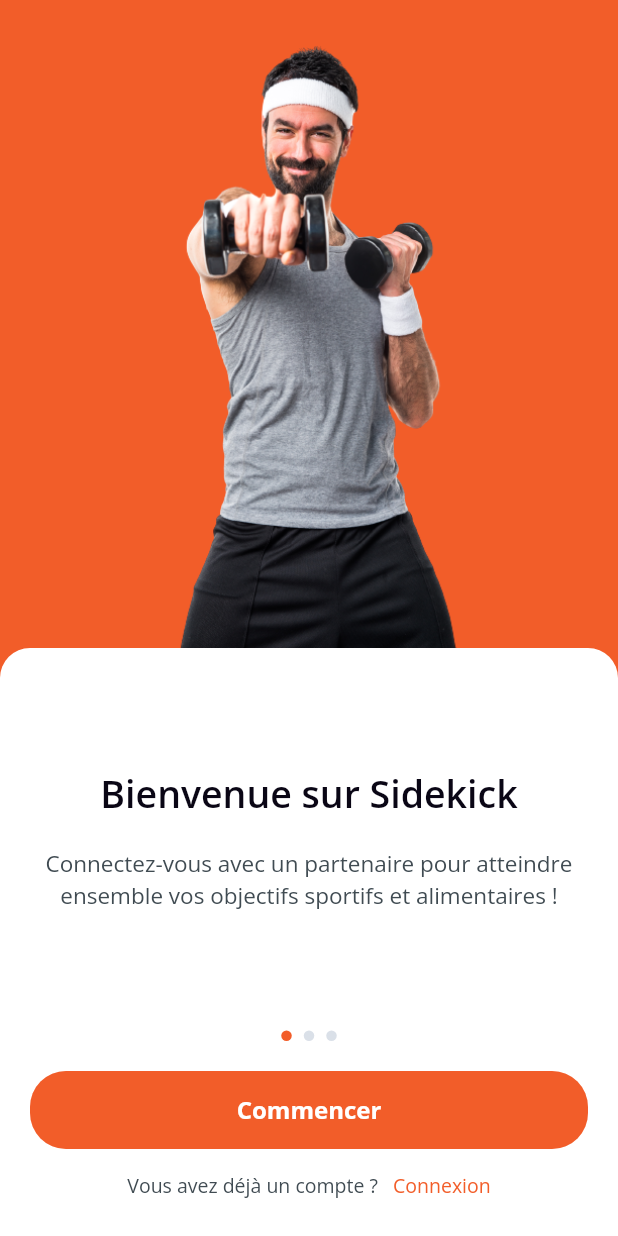
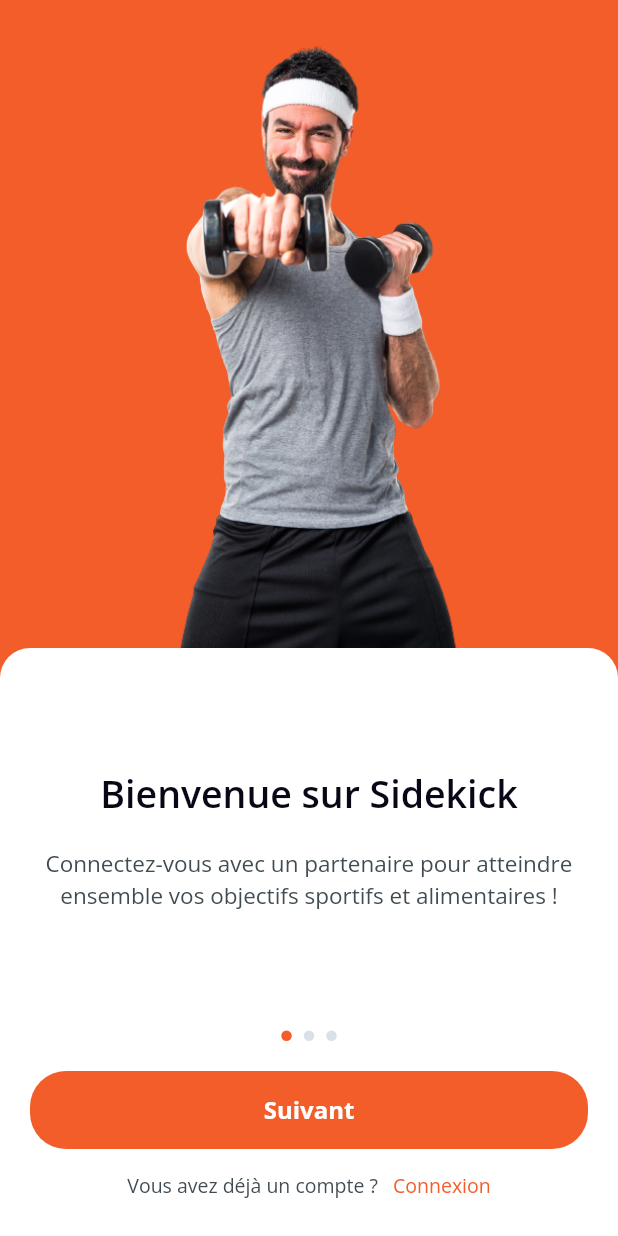
Before and after one commit to Sidekick-EIP/app-mobile-V2, a Flutter app: the screen it shows after launch, on a phone screen of 412 x 824 dp. Run offline on Flutter 3.47's test engine with Material 2 defaults, Android fonts, the phone set to English and light mode, and no system bars; our stand-ins replace flutter_dotenv, flutter_secure_storage, flutter_svg, get, google_fonts and 1 more; missing offline and left inert: dart:ffi.

Commit message:
error handling on form and circular progress for every request dans logout button on home

```diff
--- a/lib/config/images.dart
+++ b/lib/config/images.dart
@@ -15,6 +15,7 @@
   static const String goal2 = 'assets/images/goal2.png';
   static const String goal3 = 'assets/images/goal3.png';
   static const String goal4 = 'assets/images/goal4.png';
+  static const String ps1 = 'assets/images/ps1.png';
   static const String a0 = 'assets/images/a0.png';
   static const String a1 = 'assets/images/a1.png';
   static const String a2 = 'assets/images/a2.png';
--- a/lib/main.dart
+++ b/lib/main.dart
@@ -3,7 +3,9 @@
 import 'package:flutter_dotenv/flutter_dotenv.dart';
 import 'package:get/get.dart';
 import 'package:provider/provider.dart';
+import 'package:shared_preferences/shared_preferences.dart';
 import 'package:sidekick_app/providers/auth.dart';
+import 'package:sidekick_app/view/auth/signin_screen.dart';
 import 'package:sidekick_app/view/onboarding/onboarding_screen.dart';
 
 Future main() async {
@@ -32,8 +34,38 @@
 }
 
 class _MyAppState extends State<MyApp> {
+  bool? isFirstTime;
+
+  @override
+  void initState() {
+    super.initState();
+    _checkFirstTime();
+  }
+
+  _checkFirstTime() async {
+    SharedPreferences prefs = await SharedPreferences.getInstance();
+    bool? result = prefs.getBool('first_time');
+
+    setState(() {
+      isFirstTime = result ?? true;
+    });
+
+    if (isFirstTime!) {
+      await prefs.setBool('first_time', false);
+    }
+  }
+
   @override
   Widget build(BuildContext context) {
+    if (isFirstTime == null) {
+      return const MaterialApp(
+        title: 'Sidekick',
+        debugShowCheckedModeBanner: false,
+        home: Scaffold(
+          body: Center(child: CircularProgressIndicator()),
+        ),
+      );
+    } else {
       return GetMaterialApp(
         title: 'Sidekick',
         debugShowCheckedModeBanner: false,
@@ -54,7 +86,8 @@
             },
           ),
         ),
-      home: const OnBoardingScreen(),
+        home: isFirstTime! ? const OnBoardingScreen() : const SignInScreen(),
       );
     }
   }
+}
--- a/lib/view/onboarding/onboarding_screen.dart
+++ b/lib/view/onboarding/onboarding_screen.dart
@@ -130,8 +130,10 @@
                       init: onboardingController,
                       builder: (onboardingController) => CustomButton(
                         title: onboardingController.flag.value == 0
-                            ? "Commencer"
-                            : "Suivant",
+                            ? "Suivant"
+                            : onboardingController.flag.value == 3
+                                ? "Commencer mon inscription"
+                                : "Suivant",
                         width: Get.width,
                         onTap: () {
                           onboardingController.flag.value =
--- a/pubspec.yaml
+++ b/pubspec.yaml
@@ -43,6 +43,7 @@
   provider: ^6.0.5
   flutter_secure_storage: ^9.0.0
   intl: ^0.18.1
+  shared_preferences: ^2.2.1
 
 dev_dependencies:
   flutter_test:
```
Also changed, not shown: lib/controller/home_controller.dart (+9 -4 lines), lib/view/auth/register/form/plan_screen.dart (+12 -9 lines), lib/view/auth/register/form/select_goal_weight_view.dart (+1 -8 lines), lib/view/auth/register/form/select_height_view.dart (+1 -7 lines), lib/view/auth/register/form/select_weight_view.dart (+1 -7 lines), lib/view/auth/register/form/skip_screen.dart (+31 -11 lines), lib/view/auth/register/signup_screen.dart (+33 -4 lines), lib/view/home/home_view.dart (+13 -2 lines), assets/images/ps1.png (added), pubspec.lock, 1 other file. Lines whose indentation alone changed are shown as unchanged.
